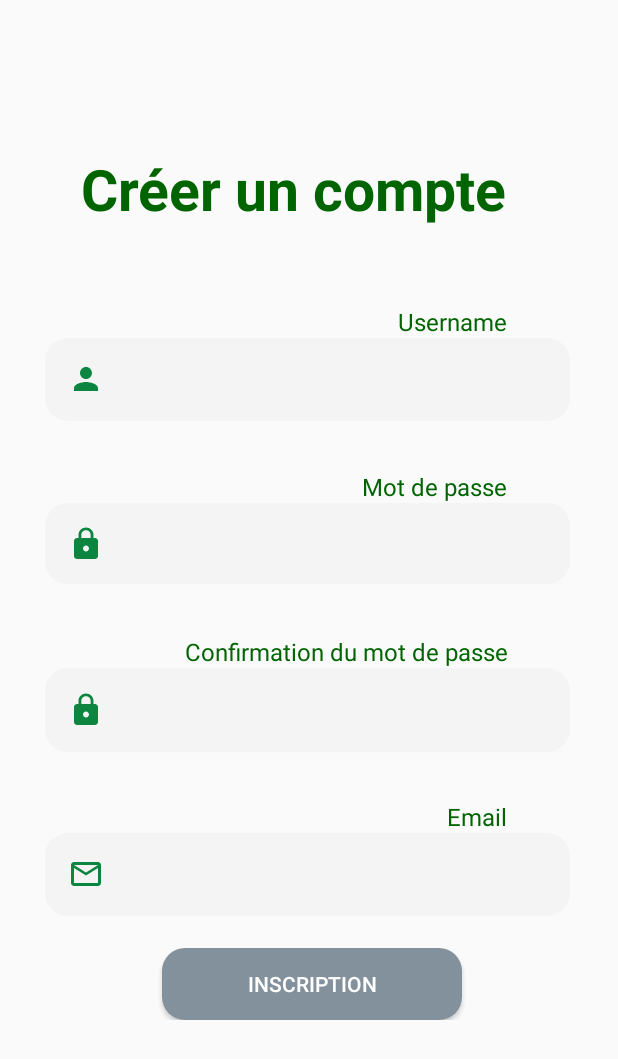
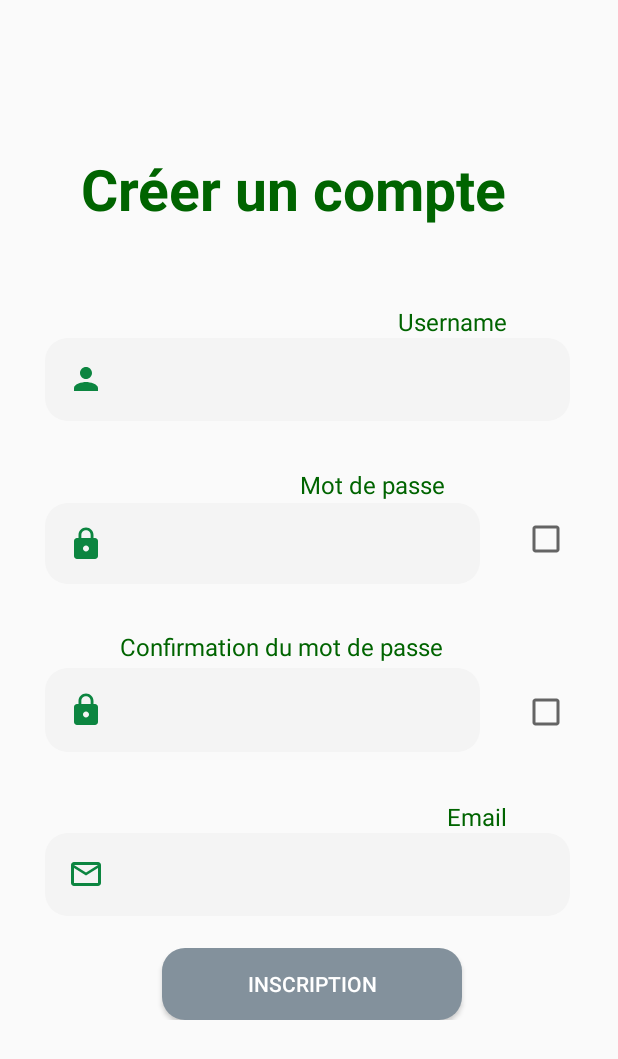
Before and after one commit to miguel-antoons/projet-integration, an Android app: the SignUp screen opened directly, with no data from a screen before it, on a phone screen of 412 x 824 dp. Shown: the top 1059 px of the screen. Run offline under Robolectric (Android 15) with nearby library versions, the phone set to English and light mode, and no system bars; our stand-ins replace Volley.

Commit message:
ADD : show / hide password and confirm password
The user can show his password in the form signup. And instead hide his password if it is shown.

```diff
--- a/androidApp/src/main/java/com/example/smartfridge/android/SignUp.kt
+++ b/androidApp/src/main/java/com/example/smartfridge/android/SignUp.kt
@@ -4,6 +4,9 @@ import android.content.ContentValues.TAG
 import android.graphics.Bitmap
 import android.graphics.Color
 import android.os.Bundle
+import android.renderscript.ScriptGroup
+import android.text.InputType
+import android.text.Selection.setSelection
 import android.util.Log
 import android.util.Patterns
 import android.widget.EditText
@@ -29,15 +32,41 @@ class SignUp : AppCompatActivity() {
     // Initialisation of the data for the form
     lateinit var etUsername : EditText
     lateinit var etPassword : EditText
+    lateinit var etCheckBox1: CheckBox
+    lateinit var etCheckBox2: CheckBox
     lateinit var etConfirmPassword : EditText
     lateinit var etEmail : EditText
-    lateinit var etHashed : EditText
     private val MIN_PASSWORD_LENGTH = 6
 
     override fun onCreate(savedInstanceState: Bundle?) {
         super.onCreate(savedInstanceState)
         setContentView(R.layout.activity_sign_up)
 
+        etPassword = findViewById(R.id.password)
+        etConfirmPassword = findViewById(R.id.confirm_password)
+        etCheckBox1 = findViewById(R.id.checkBox1)
+        etCheckBox2 = findViewById(R.id.checkBox2)
+
+
+        etCheckBox1.setOnCheckedChangeListener { _, isChecked1 ->
+            if (isChecked1) {
+                etPassword.inputType = InputType.TYPE_TEXT_VARIATION_VISIBLE_PASSWORD
+            }
+            else {
+                etPassword.inputType = InputType.TYPE_CLASS_TEXT or InputType.TYPE_TEXT_VARIATION_PASSWORD
+                etPassword.setSelection(etPassword.getText().length)
+            }
+        }
+
+        etCheckBox2.setOnCheckedChangeListener { _, isChecked2 ->
+            if (isChecked2) {
+                etConfirmPassword.inputType = InputType.TYPE_TEXT_VARIATION_VISIBLE_PASSWORD
+            }
+            else {
+                etConfirmPassword.inputType = InputType.TYPE_CLASS_TEXT or InputType.TYPE_TEXT_VARIATION_PASSWORD
+                etConfirmPassword.setSelection(etConfirmPassword.getText().length)
+            }
+        }
 
         // Button of validation / execute the validation of all the fields and call the function performSignUp()
         val buttonReturnUser = findViewById<Button>(R.id.button)
--- /dev/null
+++ b/androidApp/src/main/res/drawable/ic_eye.xml
@@ -0,0 +1,5 @@
+<vector android:alpha="0.95" android:height="24dp"
+    android:tint="#008037" android:viewportHeight="24"
+    android:viewportWidth="24" android:width="24dp" xmlns:android="http://schemas.android.com/apk/res/android">
+    <path android:fillColor="@android:color/white" android:pathData="M12,4.5C7,4.5 2.73,7.61 1,12c1.73,4.39 6,7.5 11,7.5s9.27,-3.11 11,-7.5c-1.73,-4.39 -6,-7.5 -11,-7.5zM12,17c-2.76,0 -5,-2.24 -5,-5s2.24,-5 5,-5 5,2.24 5,5 -2.24,5 -5,5zM12,9c-1.66,0 -3,1.34 -3,3s1.34,3 3,3 3,-1.34 3,-3 -1.34,-3 -3,-3z"/>
+</vector>
--- a/androidApp/src/main/res/layout/activity_sign_up.xml
+++ b/androidApp/src/main/res/layout/activity_sign_up.xml
@@ -56,16 +56,16 @@
         android:layout_width="wrap_content"
         android:layout_height="wrap_content"
         android:layout_gravity="center"
+        android:layout_marginStart="200dp"
+        android:layout_marginLeft="200dp"
+        android:layout_marginTop="312dp"
         android:text="@string/password_title"
         app:layout_constraintStart_toStartOf="parent"
-        app:layout_constraintTop_toTopOf="parent"
-        android:layout_marginLeft="241dp"
-        android:layout_marginTop="313dp"
-        android:layout_marginStart="241dp" />
+        app:layout_constraintTop_toTopOf="parent" />
 
     <EditText
         android:id="@+id/password"
-        android:layout_width="350dp"
+        android:layout_width="290dp"
         android:layout_height="54dp"
         android:background="@drawable/rounded_edittext"
         android:inputType="textPassword"
@@ -73,8 +73,6 @@
         android:padding="15dp"
         android:textSize="18sp"
         android:textStyle="bold"
-        app:passwordToggleEnabled="true"
-        app:passwordToggleDrawable="@drawable/ic_eye"
         app:layout_constraintStart_toStartOf="parent"
         app:layout_constraintTop_toTopOf="parent"
         android:layout_marginLeft="30dp"
@@ -86,7 +84,7 @@
 
     <EditText
         android:id="@+id/confirm_password"
-        android:layout_width="350dp"
+        android:layout_width="290dp"
         android:layout_height="56dp"
         android:autofillHints="aliment name"
         android:background="@drawable/rounded_edittext"
@@ -101,8 +99,6 @@
         android:layout_marginTop="445dp"
         android:drawablePadding="15dp"
         android:layout_marginStart="30dp"
-        app:passwordToggleEnabled="true"
-        app:passwordToggleDrawable="@drawable/ic_eye"
         app:layout_constraintStart_toStartOf="parent"
         app:layout_constraintTop_toTopOf="parent"/>
 
@@ -112,12 +108,12 @@
         android:layout_width="wrap_content"
         android:layout_height="wrap_content"
         android:layout_gravity="center"
+        android:layout_marginStart="80dp"
+        android:layout_marginLeft="80dp"
+        android:layout_marginTop="420dp"
         android:text="@string/confirm_password"
         app:layout_constraintStart_toStartOf="parent"
-        app:layout_constraintTop_toTopOf="parent"
-        android:layout_marginLeft="123dp"
-        android:layout_marginTop="423dp"
-        android:layout_marginStart="123dp" />
+        app:layout_constraintTop_toTopOf="parent" />
 
     <TextView
         android:id="@+id/email_title"
@@ -165,4 +161,28 @@
         app:layout_constraintStart_toStartOf="parent"
         app:layout_constraintTop_toTopOf="parent" />
 
+    <CheckBox
+        android:id="@+id/checkBox1"
+        android:layout_width="wrap_content"
+        android:layout_height="wrap_content"
+        android:checked="false"
+        app:layout_constraintBottom_toBottomOf="@+id/button"
+        app:layout_constraintEnd_toEndOf="parent"
+        app:layout_constraintHorizontal_bias="1.0"
+        app:layout_constraintStart_toStartOf="parent"
+        app:layout_constraintTop_toTopOf="parent"
+        app:layout_constraintVertical_bias="0.53" />
+
+    <CheckBox
+        android:id="@+id/checkBox2"
+        android:layout_width="wrap_content"
+        android:layout_height="wrap_content"
+        android:checked="false"
+        app:layout_constraintBottom_toBottomOf="@+id/button"
+        app:layout_constraintEnd_toEndOf="parent"
+        app:layout_constraintHorizontal_bias="1.0"
+        app:layout_constraintStart_toStartOf="parent"
+        app:layout_constraintTop_toTopOf="parent"
+        app:layout_constraintVertical_bias="0.708" />
+
 </androidx.constraintlayout.widget.ConstraintLayout>
```
